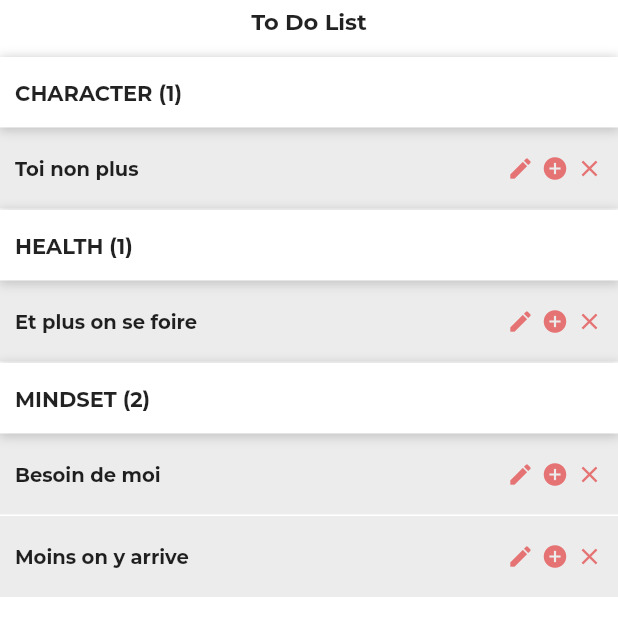
After one commit to enzomarc/affirmedme, a Flutter app: the ListScreen screen opened directly, on a phone screen of 412 x 824 dp. The commit adds this screen. Shown: the top 636 px of the screen. Run offline on Flutter 3.47's test engine with Material 2 defaults, Android fonts, the phone set to English and light mode, and no system bars; drawn by our look-alikes of grouped_list; project files that could hold a hidden picture were left out.

Commit message:
screen: todos list screen
Added todos list screen.

```diff
--- /dev/null
+++ b/lib/models/todo.dart
@@ -0,0 +1,26 @@
+class Todo {
+  int id;
+  String group;
+  String title;
+  bool done;
+
+  Todo({this.id, this.title, this.group, this.done});
+
+  Todo.fromJson(Map<String, dynamic> json) {
+    id = json['id'];
+    group = json['group'];
+    title = json['title'];
+    done = json['done'];
+  }
+
+  Map<String, dynamic> toJson() {
+    final Map<String, dynamic> data = new Map<String, dynamic>();
+
+    data['id'] = this.id;
+    data['group'] = this.group;
+    data['title'] = this.title;
+    data['done'] = this.done;
+
+    return data;
+  }
+}
--- a/lib/screens/dashboard/container.dart
+++ b/lib/screens/dashboard/container.dart
@@ -1,6 +1,7 @@
 import 'package:flutter/material.dart';
 import 'package:flutter/services.dart';
 import 'package:kronosme/screens/dashboard/home.dart';
+import 'package:kronosme/screens/lists/screen.dart';
 import 'package:kronosme/widgets/menu_button.dart';
 
 class DashboardScreen extends StatefulWidget {
@@ -11,7 +12,7 @@ class DashboardScreen extends StatefulWidget {
 class _DashboardScreenState extends State<DashboardScreen> {
   final List<Widget> screens = [
     DashboardHome(),
-    DashboardHome(),
+    ListScreen(),
   ];
 
   Widget currentScreen;
@@ -51,7 +52,7 @@ class _DashboardScreenState extends State<DashboardScreen> {
                 child: Column(
                   children: [
                     MenuButton(
-                      label: 'Dashbord',
+                      label: 'Dashboard',
                       icon: Icons.dashboard,
                       callback: () {
                         setState(() {
--- /dev/null
+++ b/lib/screens/lists/screen.dart
@@ -0,0 +1,173 @@
+import 'package:flutter/material.dart';
+import 'package:grouped_list/grouped_list.dart';
+import 'package:kronosme/models/todo.dart';
+
+class ListScreen extends StatefulWidget {
+  @override
+  _ListScreenState createState() => _ListScreenState();
+}
+
+class _ListScreenState extends State<ListScreen> {
+  List<Todo> _elements = [
+    Todo(id: 1, title: 'Besoin de moi', done: false, group: 'MINDSET'),
+    Todo(id: 2, title: 'Toi non plus', done: false, group: 'CHARACTER'),
+    Todo(id: 3, title: 'Moins on y arrive', done: false, group: 'MINDSET'),
+    Todo(id: 4, title: 'Et plus on se foire', done: false, group: 'HEALTH'),
+  ];
+
+  @override
+  Widget build(BuildContext context) {
+    return Scaffold(
+      backgroundColor: Colors.white,
+      body: Column(
+        children: [
+          Container(
+            padding: EdgeInsets.symmetric(horizontal: 20.0, vertical: 5.0),
+            margin: EdgeInsets.only(bottom: 10.0),
+            child: Text(
+              'To Do List',
+              style: TextStyle(
+                fontFamily: 'Montserrat Bold',
+                fontSize: 15.0,
+              ),
+            ),
+          ),
+          Expanded(
+            child: GroupedListView(
+              elements: _elements,
+              groupBy: (Todo todo) => todo.group,
+              groupSeparatorBuilder: (value) {
+                return Container(
+                  padding: EdgeInsets.symmetric(
+                    vertical: 15.0,
+                    horizontal: 10.0,
+                  ),
+                  decoration: BoxDecoration(
+                    color: Colors.white,
+                    boxShadow: [
+                      BoxShadow(
+                        spreadRadius: 1.0,
+                        blurRadius: 5.0,
+                        offset: Offset(0, 1.0),
+                        color: Colors.grey.withOpacity(0.5),
+                      ),
+                    ],
+                  ),
+                  child: Text(
+                    "$value (${_elements.where((element) => element.group == value).length})",
+                    style: TextStyle(
+                      fontFamily: 'Montserrat Bold',
+                    ),
+                  ),
+                );
+              },
+              itemBuilder: (context, Todo todo) {
+                return Dismissible(
+                  key: Key(todo.id.toString()),
+                  direction: DismissDirection.horizontal,
+                  onDismissed: (direction) {
+                    if (direction == DismissDirection.startToEnd) {
+                      setState(() {
+                        _elements
+                            .removeWhere((element) => element.id == todo.id);
+                      });
+                    }
+                  },
+                  background: Container(
+                    color: Colors.red.shade400,
+                    alignment: Alignment.centerLeft,
+                    padding: EdgeInsets.only(left: 10.0),
+                    child: Text(
+                      'Do it later',
+                      style: TextStyle(
+                        color: Colors.white,
+                        fontFamily: 'Montserrat Bold',
+                        fontSize: 12.0,
+                      ),
+                    ),
+                  ),
+                  secondaryBackground: Container(
+                    color: Colors.green.shade400,
+                    alignment: Alignment.centerRight,
+                    padding: EdgeInsets.only(right: 20.0),
+                    child: Row(
+                      mainAxisAlignment: MainAxisAlignment.end,
+                      children: [
+                        Icon(
+                          Icons.check,
+                          color: Colors.white,
+                        ),
+                        SizedBox(width: 5.0),
+                        Text(
+                          'Done',
+                          style: TextStyle(
+                            color: Colors.white,
+                            fontFamily: 'Montserrat Bold',
+                            fontSize: 12.0,
+                          ),
+                        ),
+                      ],
+                    ),
+                  ),
+                  child: GestureDetector(
+                    onTap: () {},
+                    child: Container(
+                      padding: EdgeInsets.symmetric(
+                          vertical: 18.0, horizontal: 10.0),
+                      decoration: BoxDecoration(
+                        color: Colors.grey.withOpacity(0.2),
+                        border: Border(
+                          bottom: BorderSide(color: Colors.white),
+                        ),
+                      ),
+                      child: Row(
+                        children: [
+                          Expanded(
+                            child: Text(
+                              todo.title,
+                              style: TextStyle(
+                                fontFamily: 'Montserrat Bold',
+                                fontSize: 13.0,
+                              ),
+                            ),
+                          ),
+                          Row(
+                            children: [
+                              GestureDetector(
+                                child: Icon(
+                                  Icons.edit,
+                                  color: Colors.red.shade300,
+                                  size: 18.0,
+                                ),
+                              ),
+                              SizedBox(width: 5.0),
+                              GestureDetector(
+                                child: Icon(
+                                  Icons.add_circle,
+                                  color: Colors.red.shade300,
+                                  size: 18.0,
+                                ),
+                              ),
+                              SizedBox(width: 5.0),
+                              GestureDetector(
+                                child: Icon(
+                                  Icons.close,
+                                  color: Colors.red.shade300,
+                                  size: 18.0,
+                                ),
+                              ),
+                            ],
+                          ),
+                        ],
+                      ),
+                    ),
+                  ),
+                );
+              },
+            ),
+          )
+        ],
+      ),
+    );
+  }
+}
--- a/pubspec.yaml
+++ b/pubspec.yaml
@@ -23,6 +23,7 @@ environment:
 dependencies:
   flutter:
     sdk: flutter
+  grouped_list: ^3.5.0
 
 
   # The following adds the Cupertino Icons font to your application.
```
Also changed, not shown: pubspec.lock.
